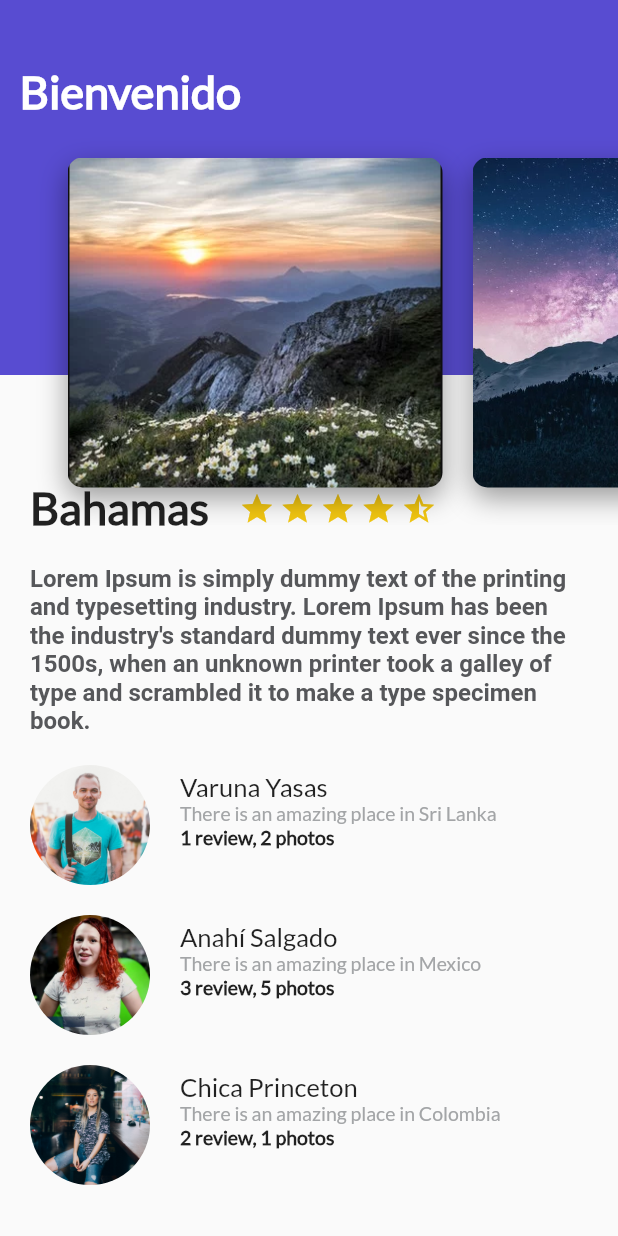
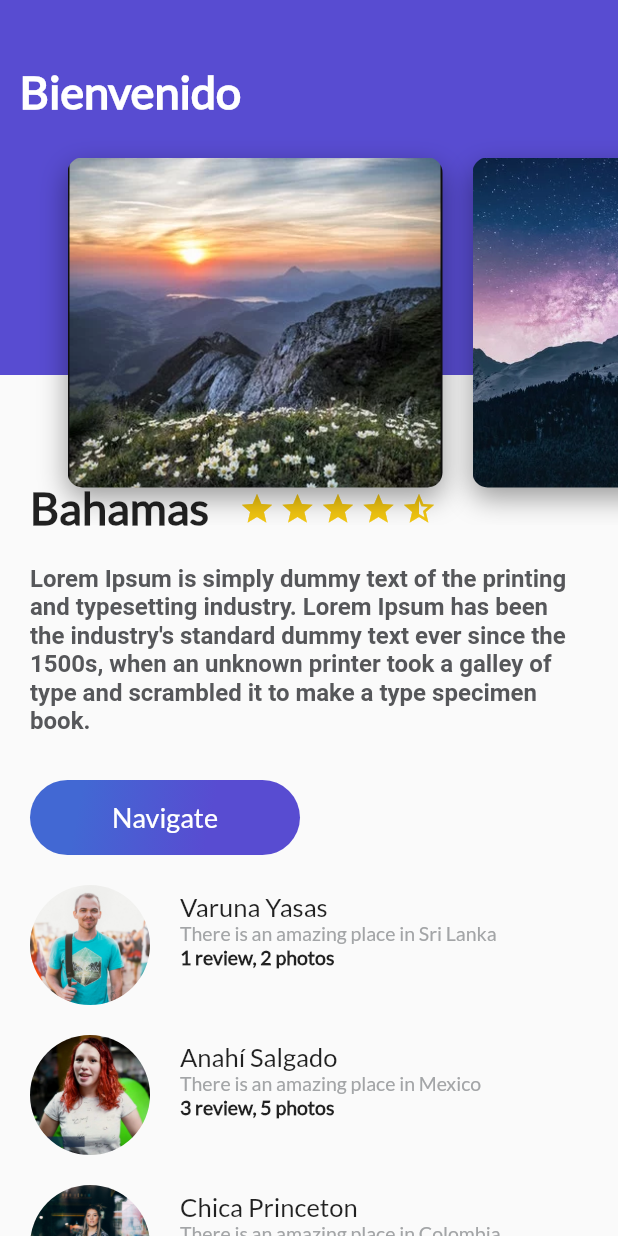
Before and after one commit to KarlosPerez/flutter_trips_app, a Flutter app: the screen it shows after launch, on a phone screen of 412 x 824 dp. Run offline on Flutter 3.47's test engine with Material 2 defaults, Android fonts, the phone set to English and light mode, and no system bars.

Commit message:
- Se crea el botón navigate y se incluye en la interfaz.

```diff
--- /dev/null
+++ b/lib/button_purple.dart
@@ -0,0 +1,53 @@
+import 'package:flutter/material.dart';
+
+class ButtonPurple extends StatelessWidget {
+
+  String buttonText = "Navigate";
+
+  ButtonPurple(this.buttonText);
+
+  @override
+  Widget build(BuildContext context) {
+
+    return InkWell(
+      onTap: () {
+        Scaffold.of(context).showSnackBar(
+            SnackBar(
+              content: Text("Navegando"))
+            );
+      },
+      child: Container(
+        margin: EdgeInsets.only(
+          top: 30.0,
+          left: 20.0,
+          right: 20.0
+        ),
+        height: 50.0,
+        width: 180.0,
+        decoration: BoxDecoration(
+          borderRadius: BorderRadius.circular(30.0),
+          gradient: LinearGradient(colors: [
+            Color(0xFF4268D3),
+            Color(0xFF584CD1)
+          ],
+          begin: FractionalOffset(0.2, 0.0),
+          end: FractionalOffset(1.0, 0.6),
+          stops: [0.0, 0.6],
+          tileMode: TileMode.clamp)
+        ),
+        child: Center(
+          child: Text(
+            buttonText,
+            style: TextStyle(
+              fontSize: 18.0,
+              fontFamily: "Lato",
+              color: Colors.white
+            ),
+          ),
+        ),
+      ),
+    );
+  }
+
+
+}
--- a/lib/description_place.dart
+++ b/lib/description_place.dart
@@ -1,4 +1,5 @@
 import 'package:flutter/material.dart';
+import 'package:flutter_trips_app/button_purple.dart';
 
 class DescriptionPlace extends StatelessWidget {
 
@@ -96,9 +97,11 @@ class DescriptionPlace extends StatelessWidget {
 
 
     return Column(
+      crossAxisAlignment: CrossAxisAlignment.start,
       children: <Widget>[
         title_stars,
-        description
+        description,
+        ButtonPurple("Navigate")
       ],
     );
   }
--- a/lib/main.dart
+++ b/lib/main.dart
@@ -7,22 +7,16 @@ void main() => runApp(MyApp());
 
 class MyApp extends StatelessWidget {
   // This widget is the root of your application.
-  String descriptionDummy = "Lorem Ipsum is simply dummy text of the printing and typesetting industry. Lorem Ipsum has been the industry's standard dummy text ever since the 1500s, when an unknown printer took a galley of type and scrambled it to make a type specimen book.";
+  String descriptionDummy = "Lorem Ipsum is simply dummy text of the printing and "
+      "typesetting industry. Lorem Ipsum has been the industry's standard dummy "
+      "text ever since the 1500s, when an unknown printer took a galley of type"
+      " and scrambled it to make a type specimen book.";
 
   @override
   Widget build(BuildContext context) {
     return MaterialApp(
       title: 'Flutter Demo',
       theme: ThemeData(
-        // This is the theme of your application.
-        //
-        // Try running your application with "flutter run". You'll see the
-        // application has a blue toolbar. Then, without quitting the app, try
-        // changing the primarySwatch below to Colors.green and then invoke
-        // "hot reload" (press "r" in the console where you ran "flutter run",
-        // or simply save your changes to "hot reload" in a Flutter IDE).
-        // Notice that the counter didn't reset back to zero; the application
-        // is not restarted.
         primarySwatch: Colors.red,
       ),
       home: Scaffold(
@@ -44,16 +38,6 @@ class MyApp extends StatelessWidget {
 
 class MyHomePage extends StatefulWidget {
   MyHomePage({Key key, this.title}) : super(key: key);
-
-  // This widget is the home page of your application. It is stateful, meaning
-  // that it has a State object (defined below) that contains fields that affect
-  // how it looks.
-
-  // This class is the configuration for the state. It holds the values (in this
-  // case the title) provided by the parent (in this case the App widget) and
-  // used by the build method of the State. Fields in a Widget subclass are
-  // always marked "final".
-
   final String title;
 
   @override
@@ -65,47 +49,18 @@ class _MyHomePageState extends State<MyHomePage> {
 
   void _incrementCounter() {
     setState(() {
-      // This call to setState tells the Flutter framework that something has
-      // changed in this State, which causes it to rerun the build method below
-      // so that the display can reflect the updated values. If we changed
-      // _counter without calling setState(), then the build method would not be
-      // called again, and so nothing would appear to happen.
       _counter++;
     });
   }
 
   @override
   Widget build(BuildContext context) {
-    // This method is rerun every time setState is called, for instance as done
-    // by the _incrementCounter method above.
-    //
-    // The Flutter framework has been optimized to make rerunning build methods
-    // fast, so that you can just rebuild anything that needs updating rather
-    // than having to individually change instances of widgets.
     return Scaffold(
       appBar: AppBar(
-        // Here we take the value from the MyHomePage object that was created by
-        // the App.build method, and use it to set our appbar title.
         title: Text(widget.title),
       ),
       body: Center(
-        // Center is a layout widget. It takes a single child and positions it
-        // in the middle of the parent.
         child: Column(
-          // Column is also layout widget. It takes a list of children and
-          // arranges them vertically. By default, it sizes itself to fit its
-          // children horizontally, and tries to be as tall as its parent.
-          //
-          // Invoke "debug painting" (press "p" in the console, choose the
-          // "Toggle Debug Paint" action from the Flutter Inspector in Android
-          // Studio, or the "Toggle Debug Paint" command in Visual Studio Code)
-          // to see the wireframe for each widget.
-          //
-          // Column has various properties to control how it sizes itself and
-          // how it positions its children. Here we use mainAxisAlignment to
-          // center the children vertically; the main axis here is the vertical
-          // axis because Columns are vertical (the cross axis would be
-          // horizontal).
           mainAxisAlignment: MainAxisAlignment.center,
           children: <Widget>[
             Text(
```
